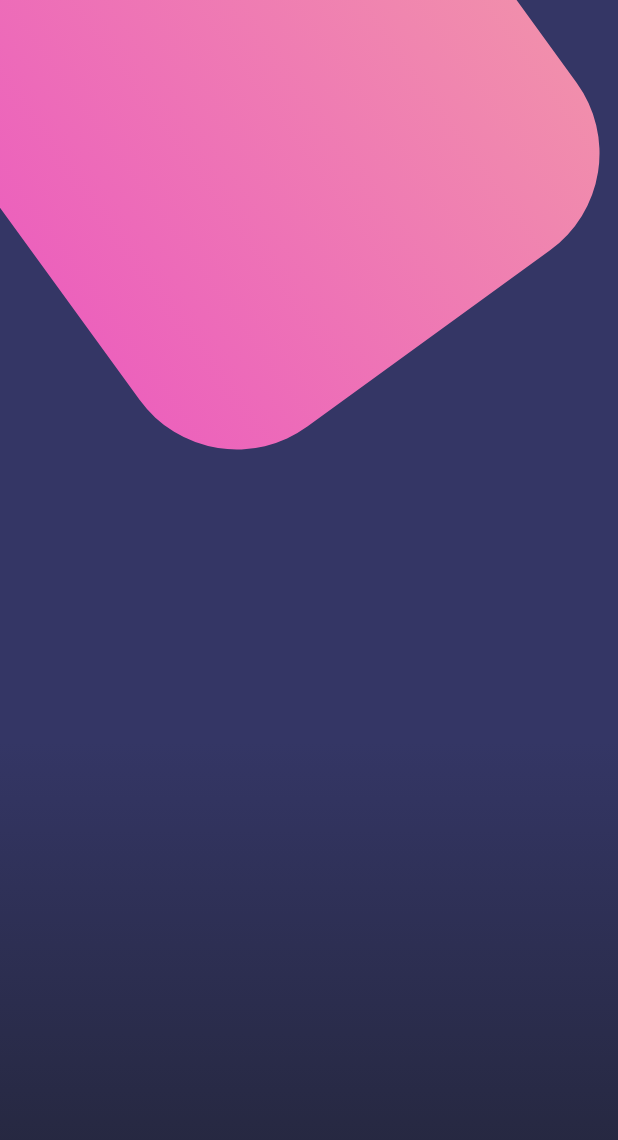
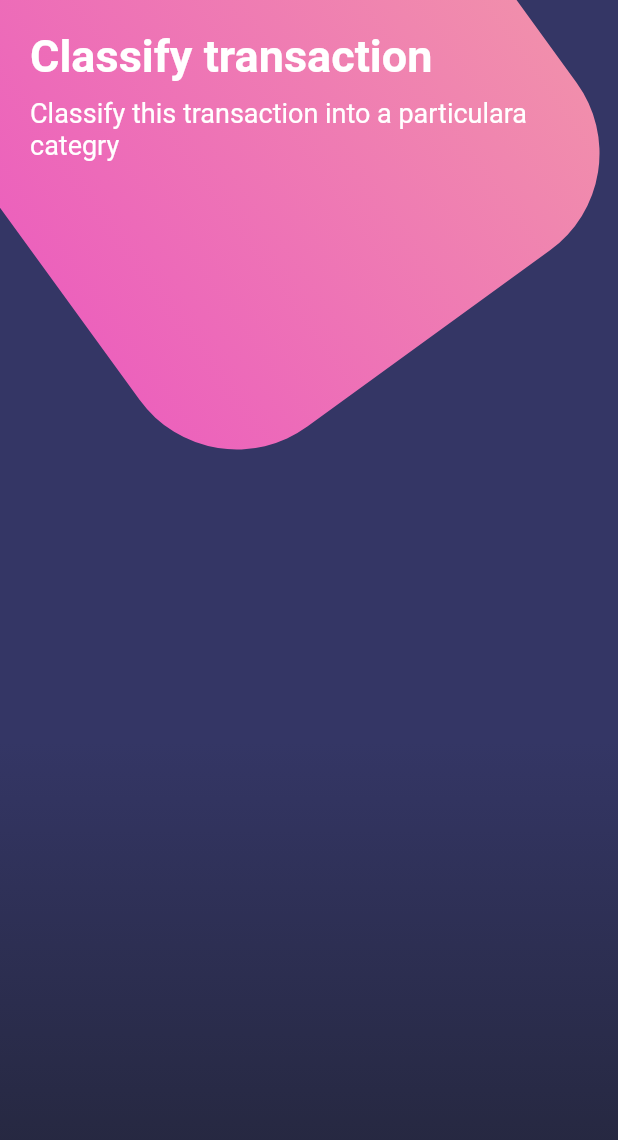
Before and after one commit to vinsfran/disenos, a Flutter app: the screen it shows after launch, on a phone screen of 412 x 824 dp. Shown: the top 1140 px of the screen. Run offline on Flutter 3.47's test engine with Material 2 defaults, Android fonts, the phone set to English and light mode, and no system bars.

Commit message:
138. Diseño compuesto - Statusbar y títulos

```diff
--- a/lib/main.dart
+++ b/lib/main.dart
@@ -1,4 +1,5 @@
 import 'package:flutter/material.dart';
+// import 'package:flutter/services.dart';
 
 import 'package:disenos/src/pages/basico_page.dart';
 import 'package:disenos/src/pages/scroll_page.dart';
@@ -9,6 +10,9 @@ void main() => runApp(MyApp());
 class MyApp extends StatelessWidget {
   @override
   Widget build(BuildContext context) {
+    // SystemChrome.setSystemUIOverlayStyle(
+    //     SystemUiOverlayStyle.light.copyWith(statusBarColor: Colors.white));
+
     return MaterialApp(
       debugShowCheckedModeBanner: false,
       title: 'Diseños',
--- a/lib/src/pages/botones_page.dart
+++ b/lib/src/pages/botones_page.dart
@@ -9,6 +9,13 @@ class BotonesPage extends StatelessWidget {
       body: Stack(
         children: <Widget>[
           _fondoApp(),
+          SingleChildScrollView(
+            child: Column(
+              children: <Widget>[
+                _titulos(),
+              ],
+            ),
+          ),
         ],
       ),
     );
@@ -54,4 +61,27 @@ class BotonesPage extends StatelessWidget {
       ],
     );
   }
+
+  Widget _titulos() {
+    return SafeArea(
+      child: Container(
+        padding: EdgeInsets.all(20.0),
+        child: Column(
+          crossAxisAlignment: CrossAxisAlignment.start,
+          children: <Widget>[
+            Text('Classify transaction',
+                style: TextStyle(
+                    color: Colors.white,
+                    fontSize: 30.0,
+                    fontWeight: FontWeight.bold)),
+            SizedBox(
+              height: 10.0,
+            ),
+            Text('Classify this transaction into a particulara categry',
+                style: TextStyle(color: Colors.white, fontSize: 18.0)),
+          ],
+        ),
+      ),
+    );
+  }
 }
```
